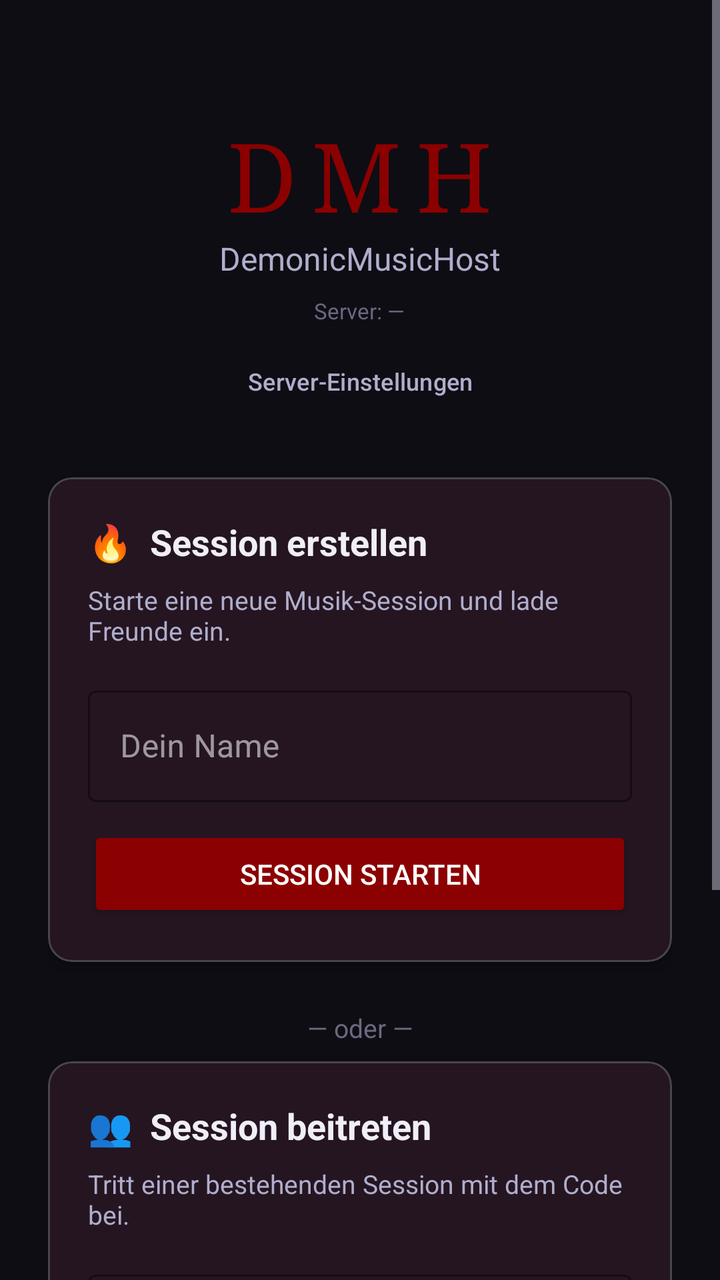
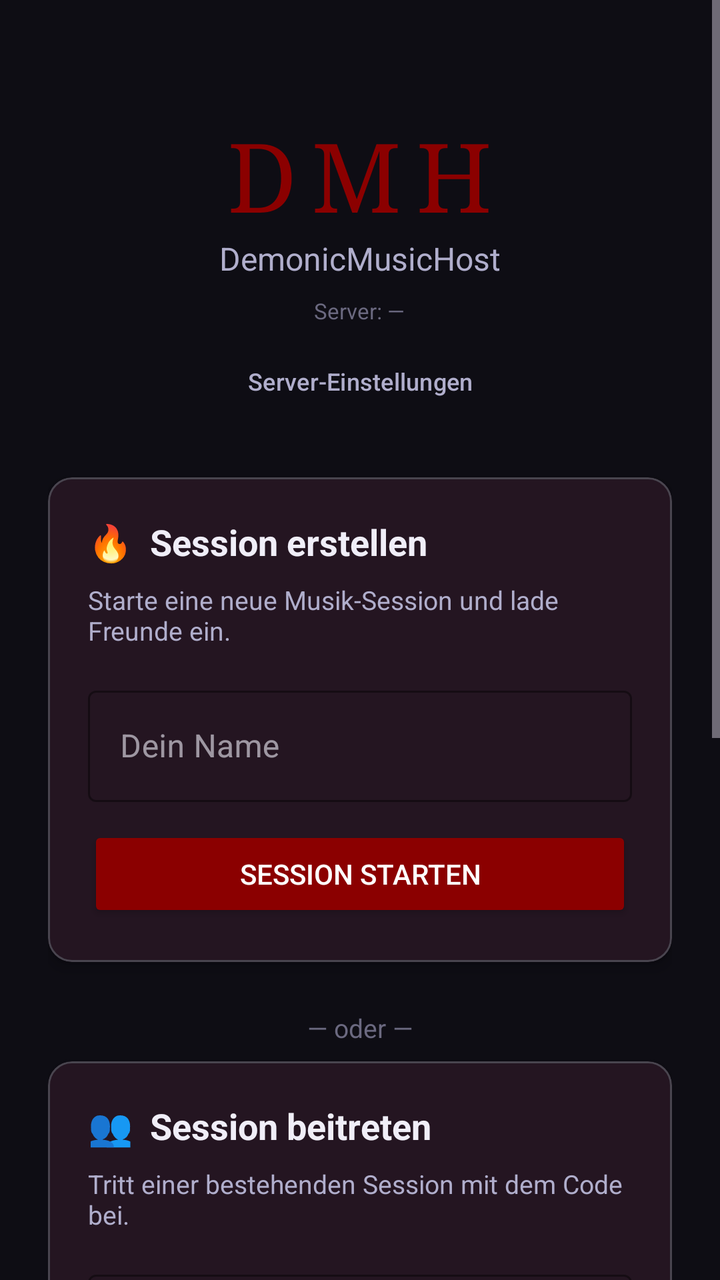

The first picture is an Android layout as it rendered before a commit; the second is the same layout after the commit. The layout source and the unified diff follow.
<!-- AndroidManifest.xml: application theme Theme.DemonicMusicHost -->
<!-- res/layout/fragment_home.xml -->
<?xml version="1.0" encoding="utf-8"?>
<ScrollView
    xmlns:android="http://schemas.android.com/apk/res/android"
    xmlns:app="http://schemas.android.com/apk/res-auto"
    android:layout_width="match_parent"
    android:layout_height="match_parent"
    android:background="@color/dmh_bg"
    android:fillViewport="true">

    <LinearLayout
        android:layout_width="match_parent"
        android:layout_height="wrap_content"
        android:orientation="vertical"
        android:padding="24dp"
        android:gravity="center_horizontal">

        
        <TextView
            android:layout_width="wrap_content"
            android:layout_height="wrap_content"
            android:text="DMH"
            android:textSize="48sp"
            android:textColor="@color/dmh_accent"
            android:fontFamily="serif"
            android:letterSpacing="0.15"
            android:layout_marginTop="32dp" />

        <TextView
            android:layout_width="wrap_content"
            android:layout_height="wrap_content"
            android:text="DemonicMusicHost"
            android:textSize="16sp"
            android:textColor="@color/dmh_text_secondary"
            android:layout_marginBottom="8dp" />

        <TextView
            android:id="@+id/tvServerUrl"
            android:layout_width="wrap_content"
            android:layout_height="wrap_content"
            android:text="Server: —"
            android:textSize="11sp"
            android:textColor="@color/dmh_text_hint"
            android:layout_marginBottom="4dp" />

        <Button
            android:id="@+id/btnServerSettings"
            style="@style/Widget.Material3.Button.TextButton"
            android:layout_width="wrap_content"
            android:layout_height="wrap_content"
            android:text="@string/server_settings_title"
            android:textColor="@color/dmh_text_secondary"
            android:textSize="12sp"
            android:layout_marginBottom="24dp" />

        
        <com.google.android.material.card.MaterialCardView
            android:layout_width="match_parent"
            android:layout_height="wrap_content"
            app:cardBackgroundColor="@color/dmh_surface"
            app:cardCornerRadius="12dp"
            app:cardElevation="4dp"
            android:layout_marginBottom="16dp">

            <LinearLayout
                android:layout_width="match_parent"
                android:layout_height="wrap_content"
                android:orientation="vertical"
                android:padding="20dp">

                <TextView
                    android:layout_width="wrap_content"
                    android:layout_height="wrap_content"
                    android:text="🔥  Session erstellen"
                    android:textSize="18sp"
                    android:textColor="@color/dmh_text_primary"
                    android:textStyle="bold"
                    android:layout_marginBottom="8dp" />

                <TextView
                    android:layout_width="wrap_content"
                    android:layout_height="wrap_content"
                    android:text="Starte eine neue Musik-Session und lade Freunde ein."
                    android:textSize="13sp"
                    android:textColor="@color/dmh_text_secondary"
                    android:layout_marginBottom="16dp" />

                <com.google.android.material.textfield.TextInputLayout
                    android:layout_width="match_parent"
                    android:layout_height="wrap_content"
                    style="@style/Widget.MaterialComponents.TextInputLayout.OutlinedBox"
                    android:hint="@string/hint_username"
                    app:boxStrokeColor="@color/dmh_accent"
                    android:layout_marginBottom="12dp">

                    <com.google.android.material.textfield.TextInputEditText
                        android:id="@+id/etCreateUsername"
                        android:layout_width="match_parent"
                        android:layout_height="wrap_content"
                        android:inputType="textPersonName"
                        android:maxLength="24"
                        android:textColor="@color/dmh_text_primary" />

                </com.google.android.material.textfield.TextInputLayout>

                <Button
                    android:id="@+id/btnCreateSession"
                    android:layout_width="match_parent"
                    android:layout_height="wrap_content"
                    android:text="@string/btn_create_session"
                    android:backgroundTint="@color/dmh_accent"
                    android:textColor="@color/white" />

            </LinearLayout>
        </com.google.android.material.card.MaterialCardView>

        
        <TextView
            android:layout_width="wrap_content"
            android:layout_height="wrap_content"
            android:text="— oder —"
            android:textColor="@color/dmh_text_hint"
            android:textSize="13sp"
            android:layout_marginVertical="8dp" />

        
        <com.google.android.material.card.MaterialCardView
            android:layout_width="match_parent"
            android:layout_height="wrap_content"
            app:cardBackgroundColor="@color/dmh_surface"
            app:cardCornerRadius="12dp"
            app:cardElevation="4dp"
            android:layout_marginBottom="24dp">

            <LinearLayout
                android:layout_width="match_parent"
                android:layout_height="wrap_content"
                android:orientation="vertical"
                android:padding="20dp">

                <TextView
                    android:layout_width="wrap_content"
                    android:layout_height="wrap_content"
                    android:text="👥  Session beitreten"
                    android:textSize="18sp"
                    android:textColor="@color/dmh_text_primary"
                    android:textStyle="bold"
                    android:layout_marginBottom="8dp" />

                <TextView
                    android:layout_width="wrap_content"
                    android:layout_height="wrap_content"
                    android:text="Tritt einer bestehenden Session mit dem Code bei."
                    android:textSize="13sp"
                    android:textColor="@color/dmh_text_secondary"
                    android:layout_marginBottom="16dp" />

                <com.google.android.material.textfield.TextInputLayout
                    android:layout_width="match_parent"
                    android:layout_height="wrap_content"
                    style="@style/Widget.MaterialComponents.TextInputLayout.OutlinedBox"
                    android:hint="@string/hint_username"
                    app:boxStrokeColor="@color/dmh_accent"
                    android:layout_marginBottom="12dp">

                    <com.google.android.material.textfield.TextInputEditText
                        android:id="@+id/etJoinUsername"
                        android:layout_width="match_parent"
                        android:layout_height="wrap_content"
                        android:inputType="textPersonName"
                        android:maxLength="24"
                        android:textColor="@color/dmh_text_primary" />

                </com.google.android.material.textfield.TextInputLayout>

                
                <LinearLayout
                    android:layout_width="match_parent"
                    android:layout_height="wrap_content"
                    android:orientation="horizontal"
                    android:gravity="center_vertical"
                    android:layout_marginBottom="12dp">

                    <com.google.android.material.textfield.TextInputLayout
                        android:layout_width="0dp"
                        android:layout_height="wrap_content"
                        android:layout_weight="1"
                        style="@style/Widget.MaterialComponents.TextInputLayout.OutlinedBox"
                        android:hint="@string/hint_session_code"
                        app:boxStrokeColor="@color/dmh_accent">

                        <com.google.android.material.textfield.TextInputEditText
                            android:id="@+id/etSessionCode"
                            android:layout_width="match_parent"
                            android:layout_height="wrap_content"
                            android:inputType="textCapCharacters"
                            android:maxLength="10"
                            android:textAllCaps="true"
                            android:letterSpacing="0.15"
                            android:textColor="@color/dmh_text_primary" />

                    </com.google.android.material.textfield.TextInputLayout>

                    
                    <com.google.android.material.button.MaterialButton
                        android:id="@+id/btnScanQr"
                        style="@style/Widget.Material3.Button.IconButton.Outlined"
                        android:layout_width="56dp"
                        android:layout_height="56dp"
                        android:layout_marginStart="8dp"
                        app:icon="@drawable/ic_qr_scan"
                        app:iconTint="@color/dmh_accent"
                        android:contentDescription="@string/btn_scan_qr"
                        app:strokeColor="@color/dmh_accent" />

                </LinearLayout>

                
                <TextView
                    android:layout_width="wrap_content"
                    android:layout_height="wrap_content"
                    android:text="@string/qr_hint_below_field"
                    android:textSize="11sp"
                    android:textColor="@color/dmh_text_hint"
                    android:drawablePadding="4dp"
                    android:layout_marginBottom="12dp"
                    android:gravity="center_vertical" />

                <Button
                    android:id="@+id/btnJoinSession"
                    android:layout_width="match_parent"
                    android:layout_height="wrap_content"
                    android:text="@string/btn_join_session"
                    android:backgroundTint="@color/dmh_surface_variant"
                    android:textColor="@color/dmh_text_primary" />

            </LinearLayout>
        </com.google.android.material.card.MaterialCardView>

        
        <ProgressBar
            android:id="@+id/progressBar"
            android:layout_width="wrap_content"
            android:layout_height="wrap_content"
            android:visibility="gone"
            android:indeterminateTint="@color/dmh_accent" />

    </LinearLayout>
</ScrollView>
<!-- resources referenced by this layout -->
<resources>
  <color name="dmh_accent">#8B0000</color>
  <color name="dmh_bg">#0E0D14</color>
  <color name="dmh_surface">#1A1825</color>
  <color name="dmh_surface_variant">#26243A</color>
  <color name="dmh_text_hint">#6B6980</color>
  <color name="dmh_text_primary">#F0EEF8</color>
  <color name="dmh_text_secondary">#B0AECC</color>
  <color name="white">#FFFFFF</color>
  <!-- drawable ic_qr_scan (drawable) -->
  <?xml version="1.0" encoding="utf-8"?>
  <vector xmlns:android="http://schemas.android.com/apk/res/android"
      android:width="24dp"
      android:height="24dp"
      android:viewportWidth="24"
      android:viewportHeight="24">
      <path
          android:fillColor="#FF000000"
          android:pathData="M9.5,6.5v3h-3v-3h3M11,5H5v6h6V5zM9.5,14.5v3h-3v-3h3M11,13H5v6h6v-6zM17.5,6.5v3h-3v-3h3M19,5h-6v6h6V5zM13,13h1.5v1.5H13zM14.5,14.5H16V16h-1.5zM16,13h1.5v1.5H16zM13,16h1.5v1.5H13zM14.5,17.5H16V19h-1.5zM16,16h1.5v1.5H16zM17.5,14.5H19V16h-1.5zM17.5,17.5H19V19h-1.5z" />
  </vector>
  <string name="btn_create_session">Session starten</string>
  <string name="btn_join_session">Beitreten</string>
  <string name="btn_scan_qr">QR-Code scannen</string>
  <string name="hint_session_code">Session-Code (DMH-XXXXXX)</string>
  <string name="hint_username">Dein Name</string>
  <string name="qr_hint_below_field">📷  QR-Code mit der Android App scannen</string>
  <string name="server_settings_title">Server-Einstellungen</string>
  <style name="Theme.DemonicMusicHost" parent="Theme.Material3.Dark.NoActionBar">
          <item name="colorPrimary">@color/dmh_accent</item>
          <item name="colorPrimaryVariant">@color/dmh_accent_light</item>
          <item name="colorOnPrimary">@color/white</item>
          <item name="colorSecondary">@color/dmh_accent_light</item>
          <item name="colorOnSecondary">@color/white</item>
          <item name="colorSurface">@color/dmh_surface</item>
          <item name="colorOnSurface">@color/dmh_text_primary</item>
          <item name="android:colorBackground">@color/dmh_bg</item>
          <item name="android:windowBackground">@color/dmh_bg</item>
          <item name="android:statusBarColor">@color/dmh_surface</item>
          <item name="android:navigationBarColor">@color/dmh_bg</item>
          <item name="textInputStyle">@style/Widget.MaterialComponents.TextInputLayout.OutlinedBox</item>
      </style>
  <color name="dmh_accent_light">#CC0000</color>
</resources>

<!-- the commit's change to res/layout/fragment_home.xml (unified diff, before → after) -->
@@ -237,6 +237,76 @@
         </com.google.android.material.card.MaterialCardView>
 
         
+        <com.google.android.material.card.MaterialCardView
+            android:layout_width="match_parent"
+            android:layout_height="wrap_content"
+            app:cardBackgroundColor="@color/dmh_surface"
+            app:cardCornerRadius="12dp"
+            app:cardElevation="4dp"
+            android:layout_marginBottom="24dp">
+
+            <LinearLayout
+                android:layout_width="match_parent"
+                android:layout_height="wrap_content"
+                android:orientation="vertical"
+                android:padding="20dp">
+
+                <TextView
+                    android:layout_width="wrap_content"
+                    android:layout_height="wrap_content"
+                    android:text="🎵  Spotify"
+                    android:textSize="18sp"
+                    android:textColor="@color/dmh_text_primary"
+                    android:textStyle="bold"
+                    android:layout_marginBottom="8dp" />
+
+                <TextView
+                    android:layout_width="wrap_content"
+                    android:layout_height="wrap_content"
+                    android:text="Verbinde Spotify, um Songs zu suchen und hinzuzufügen."
+                    android:textSize="13sp"
+                    android:textColor="@color/dmh_text_secondary"
+                    android:layout_marginBottom="12dp" />
+
+                <TextView
+                    android:id="@+id/tvSpotifyStatus"
+                    android:layout_width="wrap_content"
+                    android:layout_height="wrap_content"
+                    android:textSize="12sp"
+                    android:textColor="@color/dmh_text_hint"
+                    android:layout_marginBottom="12dp"
+                    android:visibility="gone" />
+
+                <LinearLayout
+                    android:layout_width="match_parent"
+                    android:layout_height="wrap_content"
+                    android:orientation="horizontal"
+                    android:gravity="start">
+
+                    <Button
+                        android:id="@+id/btnSpotifyLogin"
+                        android:layout_width="wrap_content"
+                        android:layout_height="wrap_content"
+                        android:text="@string/spotify_login"
+                        android:backgroundTint="#1DB954"
+                        android:textColor="@color/white" />
+
+                    <Button
+                        android:id="@+id/btnSpotifyLogout"
+                        style="@style/Widget.Material3.Button.TextButton"
+                        android:layout_width="wrap_content"
+                        android:layout_height="wrap_content"
+                        android:text="@string/spotify_logout"
+                        android:textColor="@color/dmh_text_hint"
+                        android:layout_marginStart="8dp"
+                        android:visibility="gone" />
+
+                </LinearLayout>
+
+            </LinearLayout>
+        </com.google.android.material.card.MaterialCardView>
+
+        
         <ProgressBar
             android:id="@+id/progressBar"
             android:layout_width="wrap_content"
<!-- resource entries referenced after the edit -->
@@ -26,6 +26,8 @@
   <string name="hint_username">Dein Name</string>
   <string name="qr_hint_below_field">📷  QR-Code mit der Android App scannen</string>
   <string name="server_settings_title">Server-Einstellungen</string>
+  <string name="spotify_login">Spotify verbinden</string>
+  <string name="spotify_logout">Abmelden</string>
   <style name="Theme.DemonicMusicHost" parent="Theme.Material3.Dark.NoActionBar">
           <item name="colorPrimary">@color/dmh_accent</item>
           <item name="colorPrimaryVariant">@color/dmh_accent_light</item>
